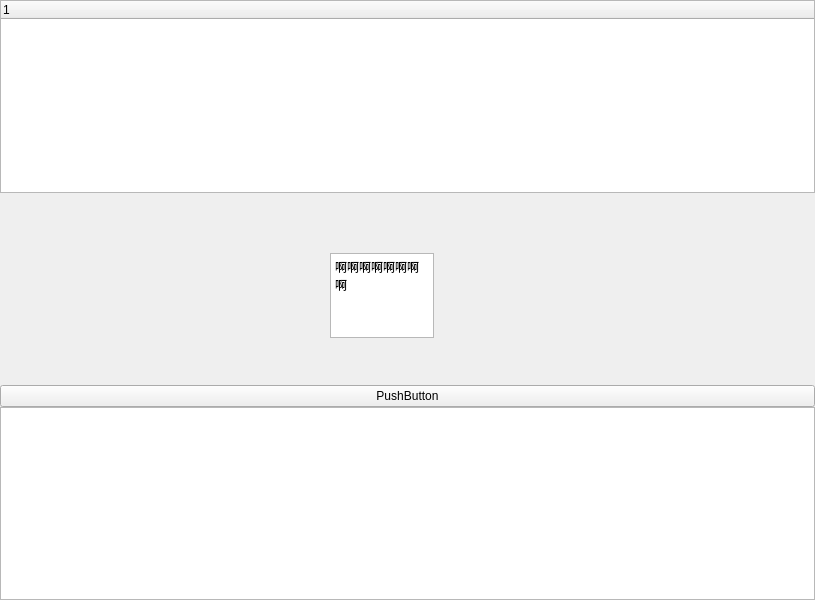
Before: the Qt Designer form Adorn/UI/LeftMenu/LeftMenuView.ui in Tyroo/Online-Debug-System, drawn with Qt 5.
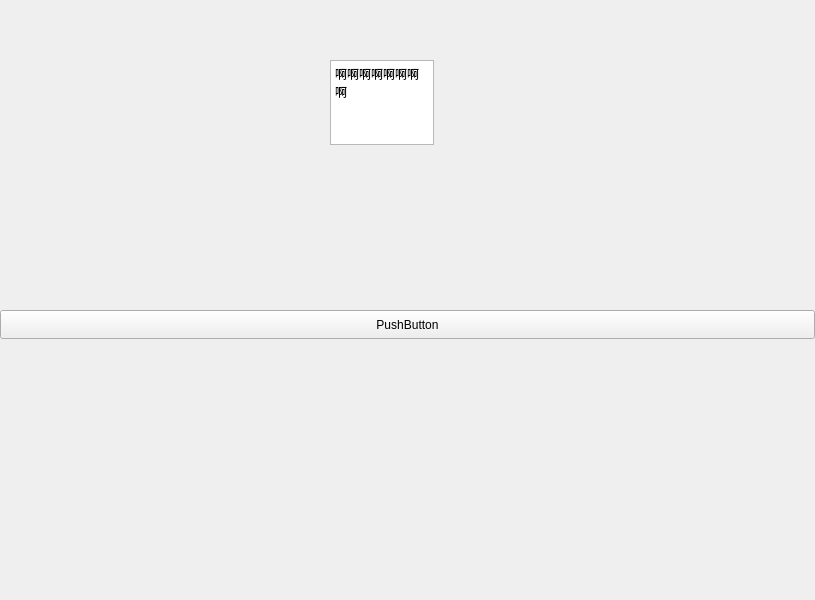
After: the same form once the commit is applied.

Diff of the .ui file:
```diff
--- a/Adorn/UI/LeftMenu/LeftMenuView.ui
+++ b/Adorn/UI/LeftMenu/LeftMenuView.ui
@@ -30,16 +30,16 @@
     <number>0</number>
    </property>
    <item>
-    <widget class="QTreeWidget" name="treeWidget">
-     <column>
-      <property name="text">
-       <string notr="true">1</string>
-      </property>
-     </column>
-    </widget>
-   </item>
-   <item>
+    <widget class="QWidget" name="widget" native="true">
     <widget class="QStackedWidget" name="stackedWidget">
+      <property name="geometry">
+       <rect>
+        <x>0</x>
+        <y>0</y>
+        <width>815</width>
+        <height>391</height>
+       </rect>
+      </property>
      <property name="currentIndex">
       <number>1</number>
      </property>
@@ -80,18 +80,22 @@
 &lt;p style=&quot; margin-top:0px; margin-bottom:0px; margin-left:0px; margin-right:0px; -qt-block-indent:0; text-indent:0px;&quot;&gt;啊啊啊啊啊啊啊啊&lt;/p&gt;&lt;/body&gt;&lt;/html&gt;</string>
        </property>
       </widget>
-     </widget>
-    </widget>
-   </item>
-   <item>
     <widget class="QPushButton" name="pushButton">
+        <property name="geometry">
+         <rect>
+          <x>0</x>
+          <y>310</y>
+          <width>815</width>
+          <height>29</height>
+         </rect>
+        </property>
      <property name="text">
       <string>PushButton</string>
      </property>
     </widget>
-   </item>
-   <item>
-    <widget class="QListView" name="listView"/>
+      </widget>
+     </widget>
+    </widget>
    </item>
   </layout>
  </widget>
```
Lines whose indentation alone changed are shown as unchanged.
